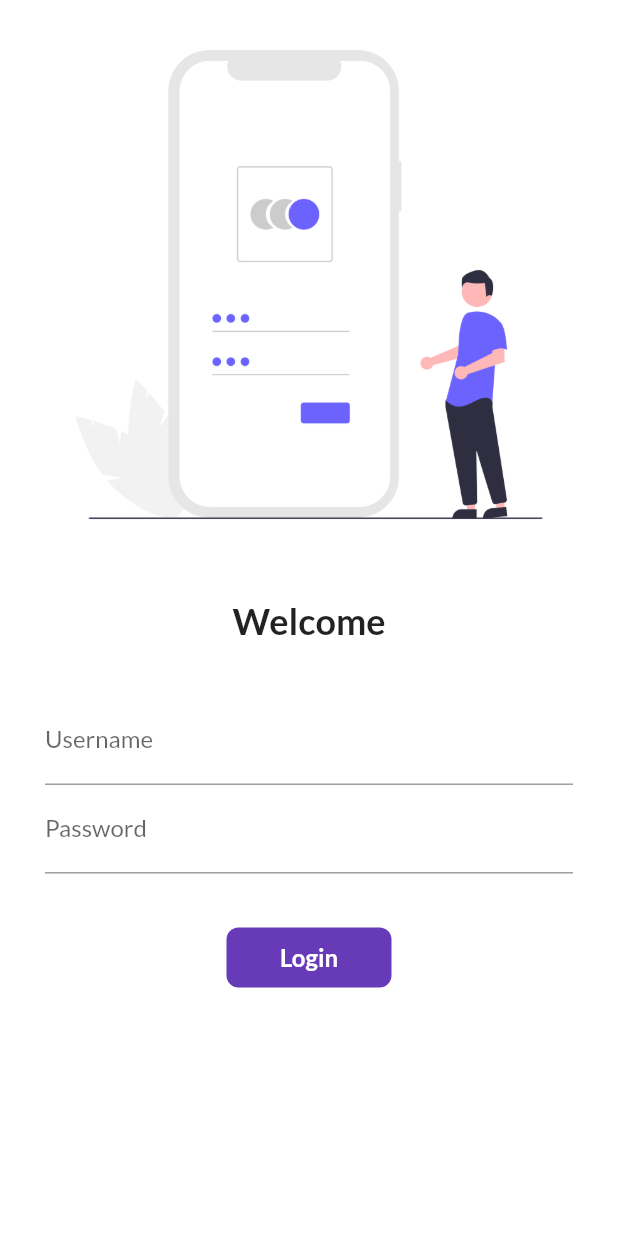
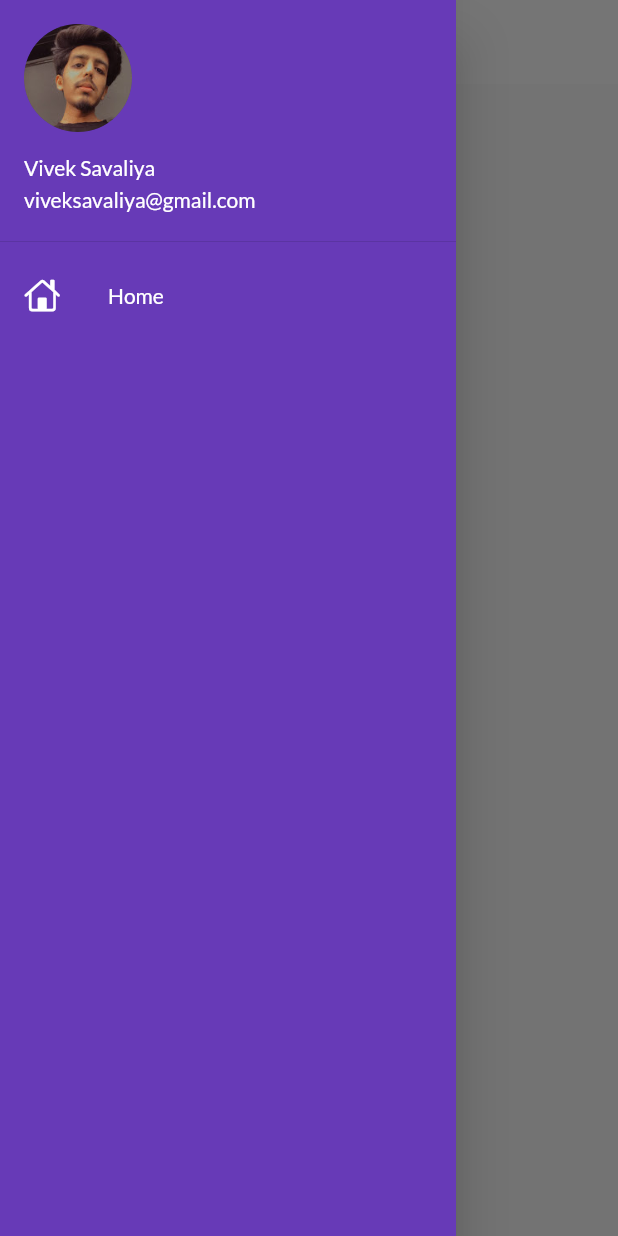
Before and after one commit to Viveksavaliya72/CatalogApp, a Flutter app: the screen it shows after launch, with the side drawer open (before the commit the screen has no drawer), on a phone screen of 412 x 824 dp. Run offline on Flutter 3.47's test engine with Material 2 defaults, Android fonts, the phone set to English and light mode, and no system bars; our stand-ins replace google_fonts.

Commit message:
drawer and theme completed

```diff
--- a/lib/main.dart
+++ b/lib/main.dart
@@ -1,4 +1,5 @@
 import 'package:catalogapp/screens/home_page.dart';
+import 'package:catalogapp/widgest/theme.dart';
 import 'package:flutter/material.dart';
 import 'screens/login_page.dart';
 import 'package:google_fonts/google_fonts.dart';
@@ -14,19 +15,14 @@ class MyApp extends StatelessWidget {
   @override
   Widget build(BuildContext context) {
     return MaterialApp(
-
       themeMode: ThemeMode.light,
-      theme: ThemeData(primarySwatch: Colors.deepPurple,
-      fontFamily: GoogleFonts.lato().fontFamily,
-
-      ),
-      darkTheme: ThemeData(
-        brightness: Brightness.dark,
-      ),
+      theme: MyTheme.lightTheme(context),
+      darkTheme: MyTheme.darkTheme(context),
+      initialRoute: MyRoute.homePage,
       routes: {
-        '/':(context) => LoginPage(),
-        MyRoute.homePage: (context)=>HomePage(),
-        MyRoute.loginRoute:(context)=>LoginPage(),
+        '/': (context) => LoginPage(),
+        MyRoute.homePage: (context) => HomePage(),
+        MyRoute.loginRoute: (context) => LoginPage(),
       },
     );
   }
--- a/lib/screens/home_page.dart
+++ b/lib/screens/home_page.dart
@@ -1,3 +1,4 @@
+import 'package:catalogapp/widgest/drawer.dart';
 import 'package:flutter/material.dart';
 
 class HomePage extends StatelessWidget {
@@ -9,6 +10,7 @@ class HomePage extends StatelessWidget {
       appBar: AppBar(
         title: Text("Catalog App"),
       ),
+      drawer:MyDrawer() ,
     );
   }
 }
--- /dev/null
+++ b/lib/widgest/drawer.dart
@@ -0,0 +1,40 @@
+import 'package:flutter/cupertino.dart';
+import 'package:flutter/material.dart';
+
+class MyDrawer extends StatelessWidget {
+  const MyDrawer({Key? key}) : super(key: key);
+
+  @override
+  Widget build(BuildContext context) {
+    return Drawer(
+      child: Container(
+        color: Colors.deepPurple,
+        child: ListView(
+          children: [
+            DrawerHeader(
+              padding: EdgeInsets.zero,
+              child: UserAccountsDrawerHeader(
+                margin: EdgeInsets.zero,
+                currentAccountPicture: CircleAvatar(
+                  backgroundImage: AssetImage("assets/images/vivek.jpg"),
+                ),
+                accountName: Text("Vivek Savaliya"),
+                accountEmail: Text("viveksavaliya@gmail.com"),
+              ),
+            ),
+            ListTile(
+              leading: Icon(
+                CupertinoIcons.home,
+                color: Colors.white,
+              ),
+              title: Text(
+                "Home",
+                style: TextStyle(color: Colors.white),
+              ),
+            ),
+          ],
+        ),
+      ),
+    );
+  }
+}
--- /dev/null
+++ b/lib/widgest/theme.dart
@@ -0,0 +1,18 @@
+import 'package:flutter/material.dart';
+import 'package:google_fonts/google_fonts.dart';
+
+class MyTheme {
+  static ThemeData lightTheme(BuildContext context) => ThemeData(
+        primarySwatch: Colors.deepPurple,
+        fontFamily: GoogleFonts.lato().fontFamily,
+        appBarTheme: AppBarTheme(
+          color: Colors.white,
+          elevation: 0.0,
+          iconTheme: IconThemeData(color: Colors.black),
+          textTheme: Theme.of(context).textTheme,
+        ),
+      );
+      static ThemeData darkTheme(BuildContext context) => ThemeData(
+        brightness: Brightness.dark,
+      );
+}
```
Also changed, not shown: assets/images/vivek.jpg (added).
